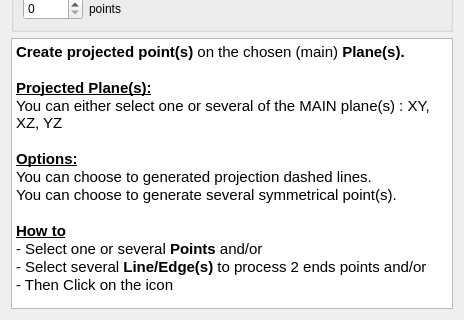
The window that Resources/Ui/WF_UI_projectedPoint.ui (Rentlau/WorkFeature-WB) describes before a commit, drawn with Qt 5; both pictures show x 0 to 464 and y 174 to 494 of the 464 by 494 pixel window.
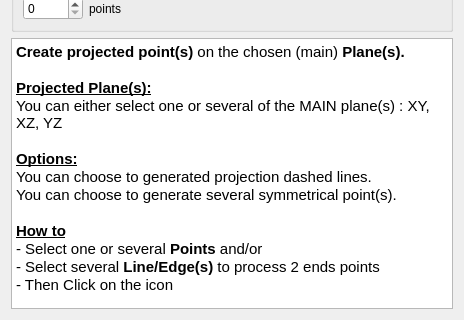
The same window after the commit.

What changed in the file:
```diff
--- a/Resources/Ui/WF_UI_projectedPoint.ui
+++ b/Resources/Ui/WF_UI_projectedPoint.ui
@@ -185,7 +185,7 @@
 &lt;p style=&quot;-qt-paragraph-type:empty; margin-top:0px; margin-bottom:0px; margin-left:0px; margin-right:0px; -qt-block-indent:0; text-indent:0px;&quot;&gt;&lt;br /&gt;&lt;/p&gt;
 &lt;p style=&quot; margin-top:0px; margin-bottom:0px; margin-left:0px; margin-right:0px; -qt-block-indent:0; text-indent:0px;&quot;&gt;&lt;span style=&quot; font-weight:600; text-decoration: underline;&quot;&gt;How to&lt;/span&gt;&lt;/p&gt;
 &lt;p style=&quot; margin-top:0px; margin-bottom:0px; margin-left:0px; margin-right:0px; -qt-block-indent:0; text-indent:0px;&quot;&gt;- Select one or several &lt;span style=&quot; font-weight:600;&quot;&gt;Points&lt;/span&gt; and/or&lt;/p&gt;
-&lt;p style=&quot; margin-top:0px; margin-bottom:0px; margin-left:0px; margin-right:0px; -qt-block-indent:0; text-indent:0px;&quot;&gt;- Select several &lt;span style=&quot; font-weight:600;&quot;&gt;Line/Edge(s)&lt;/span&gt; to process 2 ends points and/or&lt;/p&gt;
+&lt;p style=&quot; margin-top:0px; margin-bottom:0px; margin-left:0px; margin-right:0px; -qt-block-indent:0; text-indent:0px;&quot;&gt;- Select several &lt;span style=&quot; font-weight:600;&quot;&gt;Line/Edge(s)&lt;/span&gt; to process 2 ends points&lt;/p&gt;
 &lt;p style=&quot; margin-top:0px; margin-bottom:0px; margin-left:0px; margin-right:0px; -qt-block-indent:0; text-indent:0px;&quot;&gt;- Then Click on the icon&lt;/p&gt;&lt;/body&gt;&lt;/html&gt;</string>
      </property>
     </widget>
```
